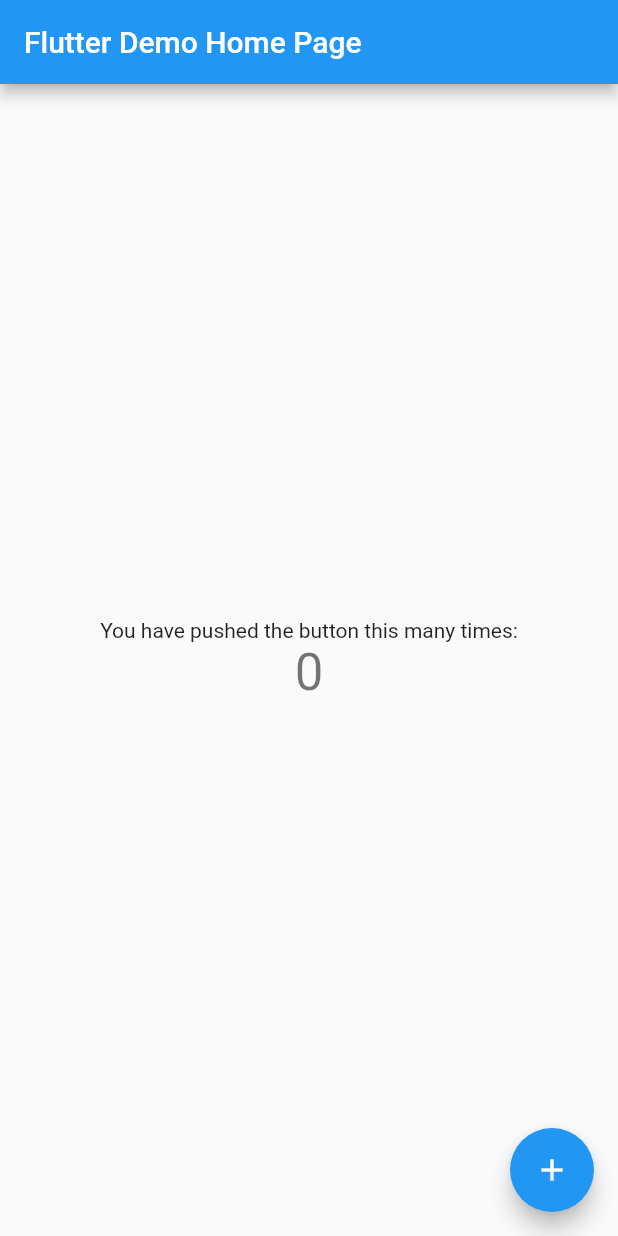
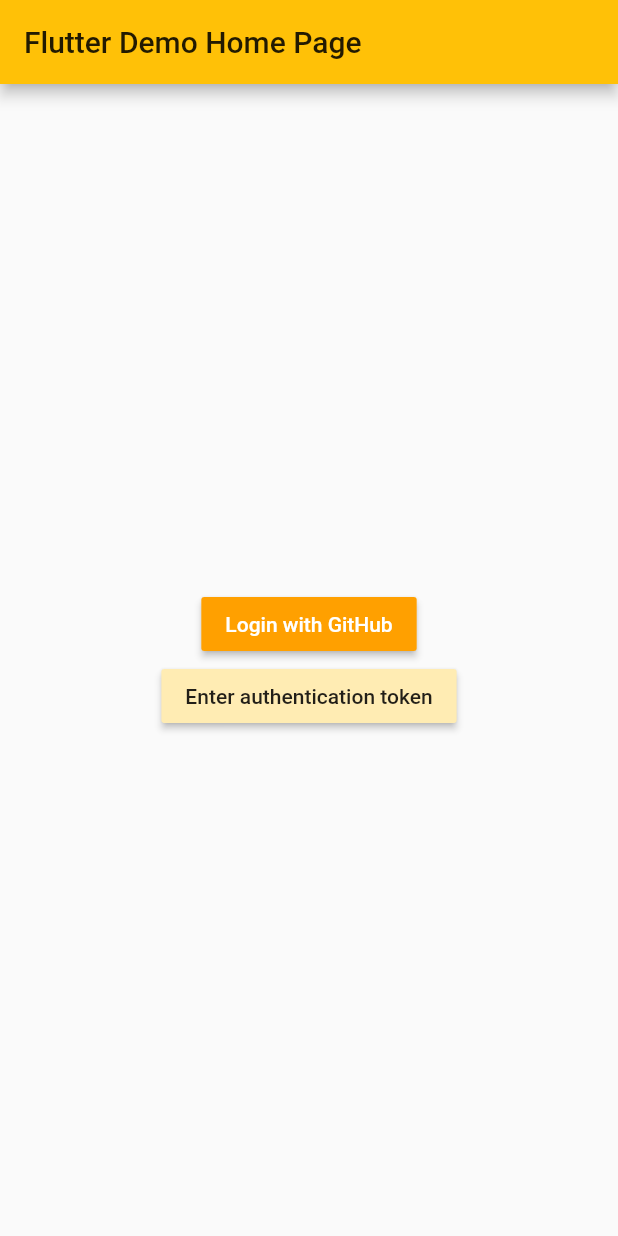
Before and after one commit to agnesjang98/githuboauth, a Flutter app: the screen it shows after launch, on a phone screen of 412 x 824 dp. Run offline on Flutter 3.47's test engine with Material 2 defaults, Android fonts, the phone set to English and light mode, and no system bars.

Commit message:
removed init comments and added buttons to main page

```diff
--- a/lib/main.dart
+++ b/lib/main.dart
@@ -3,22 +3,12 @@ import 'package:flutter/material.dart';
 void main() => runApp(MyApp());
 
 class MyApp extends StatelessWidget {
-  // This widget is the root of your application.
   @override
   Widget build(BuildContext context) {
     return MaterialApp(
-      title: 'Flutter Demo',
+      title: 'GitHub OAuth Demo',
       theme: ThemeData(
-        // This is the theme of your application.
-        //
-        // Try running your application with "flutter run". You'll see the
-        // application has a blue toolbar. Then, without quitting the app, try
-        // changing the primarySwatch below to Colors.green and then invoke
-        // "hot reload" (press "r" in the console where you ran "flutter run",
-        // or simply save your changes to "hot reload" in a Flutter IDE).
-        // Notice that the counter didn't reset back to zero; the application
-        // is not restarted.
-        primarySwatch: Colors.blue,
+        primarySwatch: Colors.amber,
       ),
       home: MyHomePage(title: 'Flutter Demo Home Page'),
     );
@@ -27,16 +17,6 @@ class MyApp extends StatelessWidget {
 
 class MyHomePage extends StatefulWidget {
   MyHomePage({Key key, this.title}) : super(key: key);
-
-  // This widget is the home page of your application. It is stateful, meaning
-  // that it has a State object (defined below) that contains fields that affect
-  // how it looks.
-
-  // This class is the configuration for the state. It holds the values (in this
-  // case the title) provided by the parent (in this case the App widget) and
-  // used by the build method of the State. Fields in a Widget subclass are
-  // always marked "final".
-
   final String title;
 
   @override
@@ -44,68 +24,34 @@ class MyHomePage extends StatefulWidget {
 }
 
 class _MyHomePageState extends State<MyHomePage> {
-  int _counter = 0;
-
-  void _incrementCounter() {
-    setState(() {
-      // This call to setState tells the Flutter framework that something has
-      // changed in this State, which causes it to rerun the build method below
-      // so that the display can reflect the updated values. If we changed
-      // _counter without calling setState(), then the build method would not be
-      // called again, and so nothing would appear to happen.
-      _counter++;
-    });
-  }
 
   @override
   Widget build(BuildContext context) {
-    // This method is rerun every time setState is called, for instance as done
-    // by the _incrementCounter method above.
-    //
-    // The Flutter framework has been optimized to make rerunning build methods
-    // fast, so that you can just rebuild anything that needs updating rather
-    // than having to individually change instances of widgets.
     return Scaffold(
       appBar: AppBar(
-        // Here we take the value from the MyHomePage object that was created by
-        // the App.build method, and use it to set our appbar title.
         title: Text(widget.title),
       ),
       body: Center(
-        // Center is a layout widget. It takes a single child and positions it
-        // in the middle of the parent.
         child: Column(
-          // Column is also layout widget. It takes a list of children and
-          // arranges them vertically. By default, it sizes itself to fit its
-          // children horizontally, and tries to be as tall as its parent.
-          //
-          // Invoke "debug painting" (press "p" in the console, choose the
-          // "Toggle Debug Paint" action from the Flutter Inspector in Android
-          // Studio, or the "Toggle Debug Paint" command in Visual Studio Code)
-          // to see the wireframe for each widget.
-          //
-          // Column has various properties to control how it sizes itself and
-          // how it positions its children. Here we use mainAxisAlignment to
-          // center the children vertically; the main axis here is the vertical
-          // axis because Columns are vertical (the cross axis would be
-          // horizontal).
           mainAxisAlignment: MainAxisAlignment.center,
           children: <Widget>[
-            Text(
-              'You have pushed the button this many times:',
+            RaisedButton(
+              color: Theme.of(context).primaryColorDark,
+              child: Text('Login with GitHub', style: TextStyle(color: Colors.white)),
+              onPressed: (){
+                // go to github website and authenticate
+              },
             ),
-            Text(
-              '$_counter',
-              style: Theme.of(context).textTheme.display1,
-            ),
+            RaisedButton(
+              color: Theme.of(context).primaryColorLight,
+              child: Text('Enter authentication token'),
+              onPressed: (){
+                // raise a dialog box that prompts the user to enter their token
+                // take user to next page if token is valid
+              })
           ],
         ),
       ),
-      floatingActionButton: FloatingActionButton(
-        onPressed: _incrementCounter,
-        tooltip: 'Increment',
-        child: Icon(Icons.add),
-      ), // This trailing comma makes auto-formatting nicer for build methods.
     );
   }
 }
```
Also changed, not shown: lib/nextpage.dart (added, +16 -0 lines), 1 other file.
